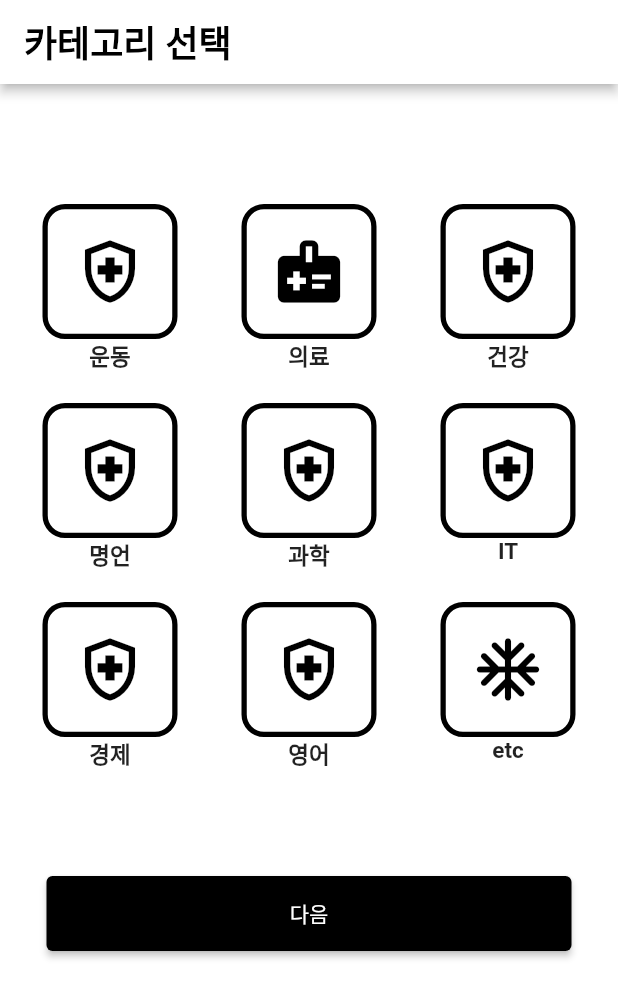
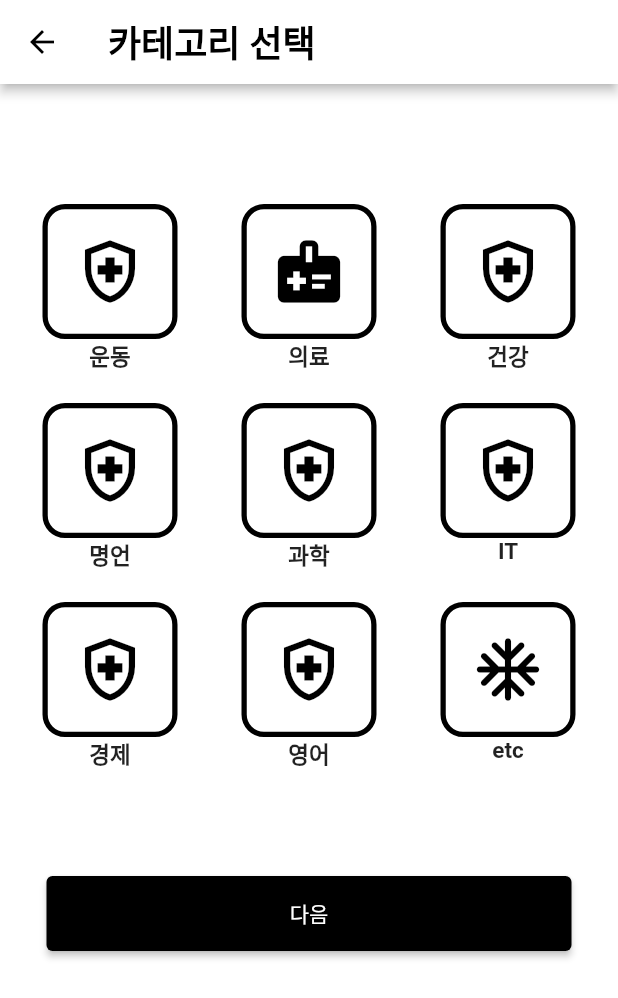
Before and after one commit to dlswns2480/HARU, a Flutter app: the CategorySelect screen opened directly, on a phone screen of 412 x 824 dp. Shown: the top 998 px of the screen. Run offline on Flutter 3.47's test engine with Material 2 defaults, Android fonts, the light colour scheme and no system bars.

Commit message:
홈화면 네비게이션 바에서 페이지 이동 기능 추가

```diff
--- a/haru/lib/main.dart
+++ b/haru/lib/main.dart
@@ -12,7 +12,7 @@
   @override
   Widget build(BuildContext context) {
     return const MaterialApp(
-      home: CategorySelect(),
+      home: InitialCategorySelect(),
     );
   }
 }
--- a/haru/lib/screens/category_screen.dart
+++ b/haru/lib/screens/category_screen.dart
@@ -0,0 +1,153 @@
+import 'package:flutter/material.dart';
+import 'package:haru/screens/initial_alarm_screen.dart';
+
+var categoryItem = [
+  '운동',
+  '의료',
+  '건강',
+  '명언',
+  '과학',
+  'IT',
+  '경제',
+  '영어',
+  'etc',
+];
+final List<IconData> icon_list = <IconData>[
+  Icons.health_and_safety_outlined,
+  Icons.medical_information,
+  Icons.health_and_safety_outlined,
+  Icons.health_and_safety_outlined,
+  Icons.health_and_safety_outlined,
+  Icons.health_and_safety_outlined,
+  Icons.health_and_safety_outlined,
+  Icons.health_and_safety_outlined,
+  Icons.ac_unit_rounded
+];
+
+final List<bool> _selectedCategorys = <bool>[
+  false,
+  false,
+  false,
+  false,
+  false,
+  false,
+  false,
+  false,
+  false,
+];
+
+var categoryimage = [
+  'images/atom.png',
+];
+
+class CategorySelect extends StatefulWidget {
+  const CategorySelect({super.key});
+
+  @override
+  State<CategorySelect> createState() => _CategorySelectState();
+}
+
+class _CategorySelectState extends State<CategorySelect> {
+  //bool check = false;
+  @override
+  Widget build(BuildContext context) {
+    return Scaffold(
+      backgroundColor: Colors.white,
+      appBar: AppBar(
+        elevation: 3,
+        backgroundColor: Colors.white,
+        foregroundColor: Colors.black,
+        title: const Text(
+          "카테고리 선택",
+          style: TextStyle(
+            fontSize: 24,
+            fontWeight: FontWeight.w600,
+          ),
+        ),
+      ),
+      body: SingleChildScrollView(
+        child: Padding(
+          padding: const EdgeInsets.symmetric(
+            horizontal: 7,
+            vertical: 80,
+          ),
+          child: Column(
+            children: [
+              GridView.count(
+                shrinkWrap: true,
+                crossAxisCount: 3,
+                children: List.generate(9, (index) {
+                  return Center(
+                    child: Column(
+                      children: [
+                        InkWell(
+                          onTap: () {
+                            setState(() {
+                              _selectedCategorys[index] =
+                                  !_selectedCategorys[index];
+                            });
+                          },
+                          child: Container(
+                            width: 90,
+                            height: 90,
+                            decoration: BoxDecoration(
+                              // image: const DecorationImage(
+                              //   image: AssetImage(
+                              //     'images/atom.png',
+                              //   ),
+                              // ),
+                              borderRadius: BorderRadius.circular(15),
+                              border: Border.all(
+                                  color: _selectedCategorys[index]
+                                      ? Colors.blue
+                                      : Colors.black,
+                                  width: 3.5),
+                            ),
+                            child: Icon(
+                              size: 50,
+                              icon_list[index],
+                              color: _selectedCategorys[index]
+                                  ? Colors.blue
+                                  : Colors.black,
+                            ),
+                          ),
+                        ),
+                        Text(
+                          categoryItem[index],
+                          style: const TextStyle(
+                            fontSize: 15,
+                            fontWeight: FontWeight.w700,
+                          ),
+                        ),
+                      ],
+                    ),
+                  );
+                }),
+              ),
+              const SizedBox(
+                height: 50,
+              ),
+              SizedBox(
+                width: 350,
+                height: 50,
+                child: ElevatedButton(
+                  onPressed: () {
+                    Navigator.push(
+                      context,
+                      MaterialPageRoute(
+                          builder: (context) => const InitialAlarm()),
+                    );
+                  },
+                  style: ButtonStyle(
+                    backgroundColor: MaterialStateProperty.all(Colors.black),
+                  ),
+                  child: const Text('다음'),
+                ),
+              ),
+            ],
+          ),
+        ),
+      ),
+    );
+  }
+}
--- a/haru/lib/screens/initial_category_screen.dart
+++ b/haru/lib/screens/initial_category_screen.dart
@@ -4,7 +4,7 @@
 var categoryItem = [
   '운동',
   '의료',
-  '건강',
+  '건강rkdrkd',
   '명언',
   '과학',
   'IT',
@@ -40,14 +40,14 @@
   'images/atom.png',
 ];
 
-class CategorySelect extends StatefulWidget {
-  const CategorySelect({super.key});
+class InitialCategorySelect extends StatefulWidget {
+  const InitialCategorySelect({super.key});
 
   @override
-  State<CategorySelect> createState() => _CategorySelectState();
+  State<InitialCategorySelect> createState() => _InitialCategorySelectState();
 }
 
-class _CategorySelectState extends State<CategorySelect> {
+class _InitialCategorySelectState extends State<InitialCategorySelect> {
   //bool check = false;
   @override
   Widget build(BuildContext context) {
--- a/haru/pubspec.yaml
+++ b/haru/pubspec.yaml
@@ -33,11 +33,13 @@
   http: ^0.12.0
   flutter:
     sdk: flutter
+  #shared_preferences: "<newest version>"
 
 
   # The following adds the Cupertino Icons font to your application.
   # Use with the CupertinoIcons class for iOS style icons.
   cupertino_icons: ^1.0.2
+  shared_preferences: ^2.0.17
 
 dev_dependencies:
   flutter_test:
```
Also changed, not shown: haru/lib/screens/home_screen.dart (+44 -20 lines), haru/lib/screens/home_test.dart (renamed from haru/lib/screens/initial_alarm_screen.dart, +11 -12 lines), haru/pubspec.lock, 1 other file.
